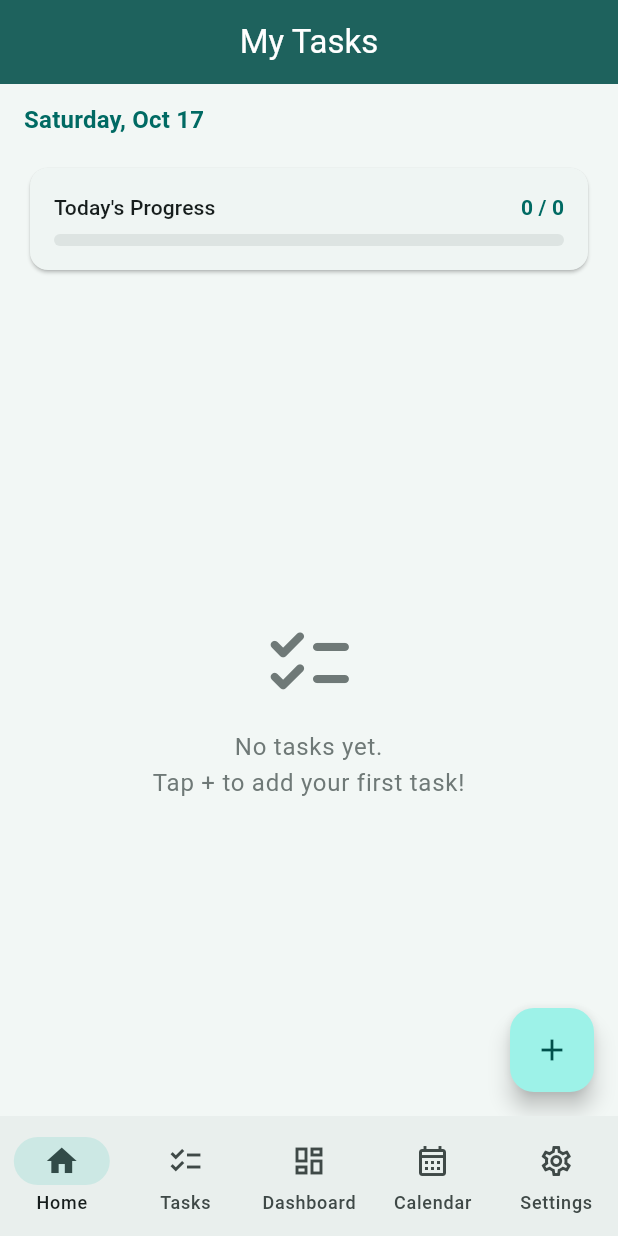
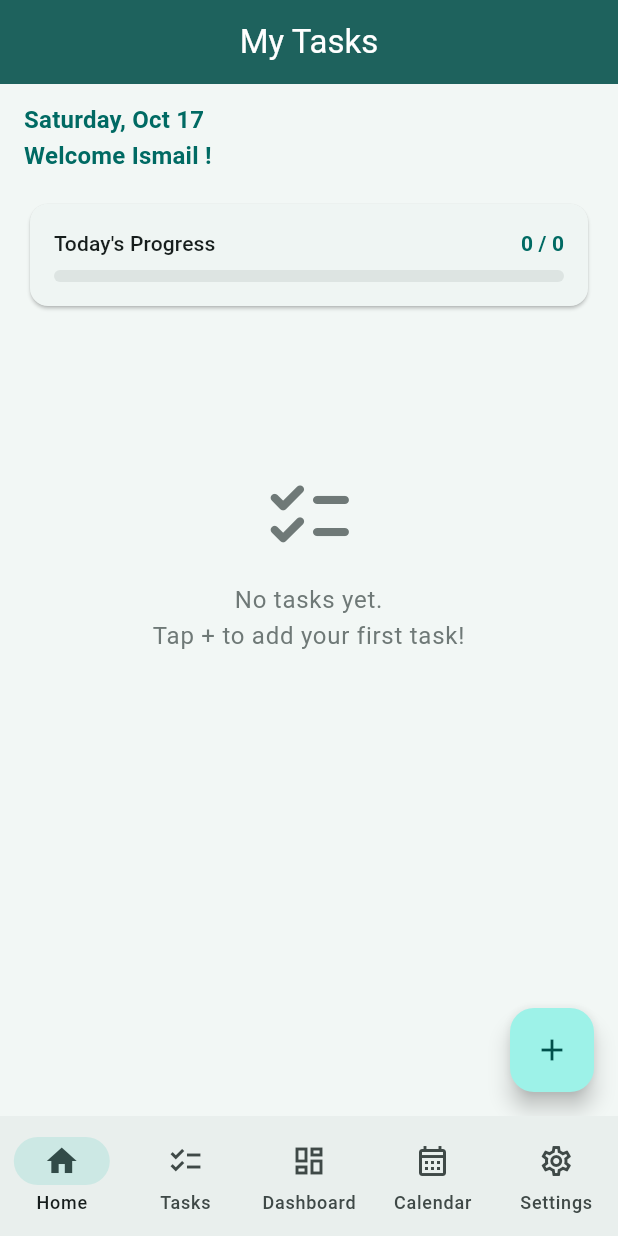
Before and after one commit to IsmailJibril/tasks-app, a Flutter app: the screen it shows after launch, on a phone screen of 412 x 824 dp. Run offline on Flutter 3.47's test engine with Material 3 defaults, Android fonts, the phone set to English and light mode, and no system bars.

Commit message:
Update home page with welcome message and fixed task list

```diff
--- a/tasks_app/lib/pages/home_page.dart
+++ b/tasks_app/lib/pages/home_page.dart
@@ -78,23 +78,34 @@ class _HomePageState extends State<HomePage> {
     final progress = total == 0 ? 0.0 : doneCount / total;
 
     return Scaffold(
-      appBar: AppBar(
-        title: const Text('My Tasks'),
-        centerTitle: true,
-      ),
-      body: Column(
+      appBar: AppBar(title: const Text('My Tasks'), centerTitle: true),
+      body: SingleChildScrollView(
+        child: Column(
           children: [
             // Date
             Padding(
               padding: const EdgeInsets.fromLTRB(16, 12, 16, 0),
               child: Align(
-              alignment: Alignment.centerLeft,
-              child: Text(
+                alignment: Alignment.bottomLeft,
+                child: Column(
+                  crossAxisAlignment: CrossAxisAlignment.start,
+                  //mainAxisAlignment: MainAxisAlignment.start,
+                  children: [
+                    Text(
                       dateStr,
                       style: theme.textTheme.titleMedium?.copyWith(
                         color: theme.colorScheme.primary,
                         fontWeight: FontWeight.w600,
                       ),
+                    ),
+                    Text(
+                      "Welcome Ismail !",
+                      style: theme.textTheme.titleMedium?.copyWith(
+                        color: theme.colorScheme.primary,
+                        fontWeight: FontWeight.w600,
+                      ),
+                    ),
+                  ],
                 ),
               ),
             ),
@@ -110,11 +121,15 @@ class _HomePageState extends State<HomePage> {
             ),
 
             // Task List
-          Expanded(
+            SizedBox(
+              height: 300,
               child: _tasks.isEmpty
                   ? const EmptyState()
                   : ListView.builder(
-                    padding: const EdgeInsets.symmetric(horizontal: 16),
+                      padding: const EdgeInsets.symmetric(
+                        horizontal: 18,
+                        vertical: 8,
+                      ),
                       itemCount: _tasks.length,
                       itemBuilder: (ctx, index) {
                         return TaskCard(
@@ -127,6 +142,7 @@ class _HomePageState extends State<HomePage> {
             ),
           ],
         ),
+      ),
       floatingActionButton: FloatingActionButton(
         onPressed: _addTask,
         child: const Icon(Icons.add),
@@ -136,12 +152,27 @@ class _HomePageState extends State<HomePage> {
 
   String _formatDate(DateTime date) {
     const days = [
-      'Monday', 'Tuesday', 'Wednesday', 'Thursday',
-      'Friday', 'Saturday', 'Sunday',
+      'Monday',
+      'Tuesday',
+      'Wednesday',
+      'Thursday',
+      'Friday',
+      'Saturday',
+      'Sunday',
     ];
     const months = [
-      'Jan', 'Feb', 'Mar', 'Apr', 'May', 'Jun',
-      'Jul', 'Aug', 'Sep', 'Oct', 'Nov', 'Dec',
+      'Jan',
+      'Feb',
+      'Mar',
+      'Apr',
+      'May',
+      'Jun',
+      'Jul',
+      'Aug',
+      'Sep',
+      'Oct',
+      'Nov',
+      'Dec',
     ];
     return '${days[date.weekday - 1]}, ${months[date.month - 1]} ${date.day}';
   }
```
Lines whose indentation alone changed are shown as unchanged.
